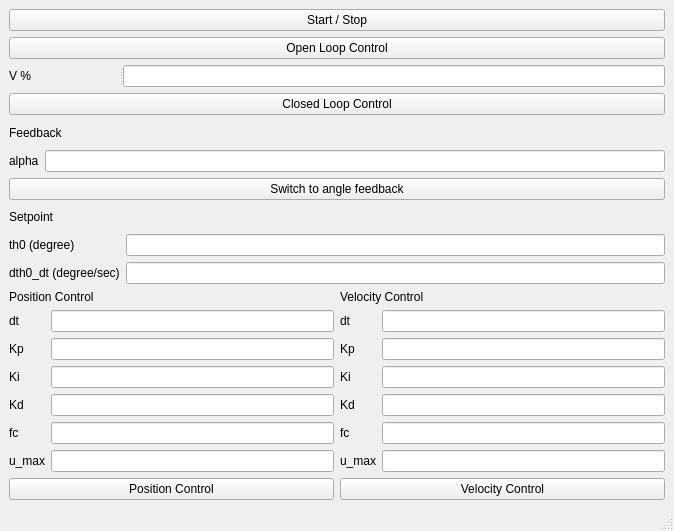
Above: py_interface/gui/py_gui.ui from abhinayh56/Motor-control before the change. Below: the same form after it.
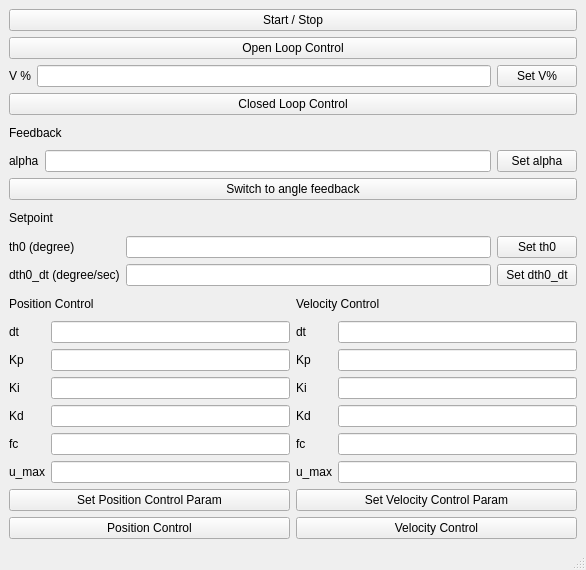
That is the form after the change.

Patch:
```diff
--- a/py_interface/gui/py_gui.ui
+++ b/py_interface/gui/py_gui.ui
@@ -6,50 +6,68 @@
    <rect>
     <x>0</x>
     <y>0</y>
-    <width>674</width>
-    <height>531</height>
+    <width>586</width>
+    <height>570</height>
    </rect>
   </property>
   <property name="windowTitle">
    <string>MainWindow</string>
   </property>
   <widget class="QWidget" name="centralwidget">
-   <layout class="QGridLayout" name="gridLayout_9">
-    <item row="0" column="0">
      <layout class="QGridLayout" name="gridLayout_8">
-      <item row="1" column="0" colspan="2">
-       <layout class="QGridLayout" name="gridLayout_4">
+    <item row="0" column="0">
+     <layout class="QGridLayout" name="gridLayout_7">
+      <item row="0" column="0">
+       <widget class="QPushButton" name="push_button_start_stop">
+        <property name="text">
+         <string>Start / Stop</string>
+        </property>
+       </widget>
+      </item>
         <item row="1" column="0">
-         <widget class="QPushButton" name="button_open_loop">
+       <widget class="QPushButton" name="push_button_open_loop">
           <property name="text">
            <string>Open Loop Control</string>
           </property>
          </widget>
         </item>
-        <item row="3" column="0">
-         <widget class="QPushButton" name="button_closed_loop">
-          <property name="text">
-           <string>Closed Loop Control</string>
-          </property>
-         </widget>
-        </item>
         <item row="2" column="0">
-         <widget class="QSplitter" name="splitter">
-          <property name="orientation">
-           <enum>Qt::Horizontal</enum>
-          </property>
+       <layout class="QGridLayout" name="gridLayout">
+        <item row="0" column="0">
           <widget class="QLabel" name="label_20">
            <property name="text">
             <string>V %</string>
            </property>
           </widget>
+        </item>
+        <item row="0" column="1">
           <widget class="QLineEdit" name="line_edit_v_percent"/>
+        </item>
+        <item row="0" column="2">
+         <widget class="QPushButton" name="push_button_set_v_percent">
+          <property name="text">
+           <string>Set V%</string>
+          </property>
          </widget>
         </item>
        </layout>
       </item>
-      <item row="3" column="0" colspan="2">
-       <layout class="QGridLayout" name="gridLayout">
+      <item row="3" column="0">
+       <widget class="QPushButton" name="push_button_closed_loop">
+        <property name="text">
+         <string>Closed Loop Control</string>
+        </property>
+       </widget>
+      </item>
+      <item row="4" column="0">
+       <widget class="QLabel" name="label_4">
+        <property name="text">
+         <string>Feedback</string>
+        </property>
+       </widget>
+      </item>
+      <item row="5" column="0">
+       <layout class="QGridLayout" name="gridLayout_2">
         <item row="0" column="0">
          <widget class="QLabel" name="label_3">
           <property name="text">
@@ -60,43 +78,69 @@
         <item row="0" column="1">
          <widget class="QLineEdit" name="line_edit_alpha"/>
         </item>
+        <item row="0" column="2">
+         <widget class="QPushButton" name="push_button_set_alpha">
+          <property name="text">
+           <string>Set alpha</string>
+          </property>
+         </widget>
+        </item>
        </layout>
       </item>
-      <item row="4" column="0" colspan="2">
+      <item row="6" column="0">
        <widget class="QPushButton" name="push_button_angle_feedback">
         <property name="text">
          <string>Switch to angle feedback</string>
         </property>
        </widget>
       </item>
-      <item row="6" column="0" colspan="2">
+      <item row="7" column="0">
+       <widget class="QLabel" name="label_19">
+        <property name="text">
+         <string>Setpoint</string>
+        </property>
+       </widget>
+      </item>
+      <item row="8" column="0">
        <layout class="QGridLayout" name="gridLayout_3">
-        <item row="1" column="0" colspan="2">
+        <item row="0" column="0">
+         <widget class="QLabel" name="label">
+          <property name="text">
+           <string>th0 (degree)</string>
+          </property>
+         </widget>
+        </item>
+        <item row="0" column="1">
+         <widget class="QLineEdit" name="line_edit_th0"/>
+        </item>
+        <item row="0" column="2">
+         <widget class="QPushButton" name="push_button_set_th0">
+          <property name="text">
+           <string>Set th0</string>
+          </property>
+         </widget>
+        </item>
+        <item row="1" column="0">
          <widget class="QLabel" name="label_2">
           <property name="text">
            <string>dth0_dt (degree/sec)</string>
           </property>
          </widget>
         </item>
-        <item row="1" column="2">
+        <item row="1" column="1">
          <widget class="QLineEdit" name="line_edit_dth0_dt"/>
         </item>
-        <item row="0" column="2">
-         <widget class="QLineEdit" name="line_edit_th0"/>
-        </item>
-        <item row="0" column="0" colspan="2">
-         <widget class="QLabel" name="label">
+        <item row="1" column="2">
+         <widget class="QPushButton" name="push_button_set_dth0_dt">
           <property name="text">
-           <string>th0 (degree)</string>
+           <string>Set dth0_dt</string>
           </property>
          </widget>
         </item>
        </layout>
       </item>
-      <item row="7" column="0" colspan="2">
-       <layout class="QGridLayout" name="gridLayout_7">
-        <item row="0" column="0">
-         <layout class="QGridLayout" name="gridLayout_6">
+      <item row="9" column="0">
+       <layout class="QGridLayout" name="gridLayout_4">
           <item row="0" column="0">
            <widget class="QLabel" name="label_5">
             <property name="text">
@@ -113,7 +157,7 @@
           </item>
          </layout>
         </item>
-        <item row="1" column="0">
+      <item row="10" column="0">
          <layout class="QGridLayout" name="gridLayout_5">
           <item row="0" column="0">
            <widget class="QLabel" name="label_7">
@@ -237,16 +281,30 @@
           </item>
          </layout>
         </item>
-        <item row="2" column="0">
-         <layout class="QGridLayout" name="gridLayout_2">
+      <item row="11" column="0">
+       <layout class="QGridLayout" name="gridLayout_6">
           <item row="0" column="0">
+         <widget class="QPushButton" name="push_button_set_position_pid_param">
+          <property name="text">
+           <string>Set Position Control Param</string>
+          </property>
+         </widget>
+        </item>
+        <item row="0" column="1">
+         <widget class="QPushButton" name="push_button_set_velocity_pid_param">
+          <property name="text">
+           <string>Set Velocity Control Param</string>
+          </property>
+         </widget>
+        </item>
+        <item row="1" column="0">
            <widget class="QPushButton" name="push_button_position_control">
             <property name="text">
              <string>Position Control</string>
             </property>
            </widget>
           </item>
-          <item row="0" column="1">
+        <item row="1" column="1">
            <widget class="QPushButton" name="push_button_velocity_control">
             <property name="text">
              <string>Velocity Control</string>
@@ -257,29 +315,6 @@
         </item>
        </layout>
       </item>
-      <item row="0" column="0" colspan="2">
-       <widget class="QPushButton" name="push_button_start_stop">
-        <property name="text">
-         <string>Start / Stop</string>
-        </property>
-       </widget>
-      </item>
-      <item row="5" column="0" colspan="2">
-       <widget class="QLabel" name="label_19">
-        <property name="text">
-         <string>Setpoint</string>
-        </property>
-       </widget>
-      </item>
-      <item row="2" column="0" colspan="2">
-       <widget class="QLabel" name="label_4">
-        <property name="text">
-         <string>Feedback</string>
-        </property>
-       </widget>
-      </item>
-     </layout>
-    </item>
    </layout>
   </widget>
   <widget class="QMenuBar" name="menubar">
```
Left out of the diff: 2 changed lines with no effect on the pictures. Lines whose indentation alone changed are shown as unchanged.
